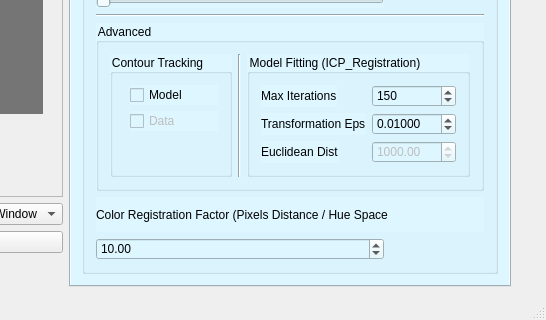
Above: ManyTrack/MultiTrack_SRC/multitrack.ui from biotracking/biotrack before the change; both pictures show x 676 to 1222 and y 496 to 816 of the 1222 by 816 pixel window. Below: the same form after it.
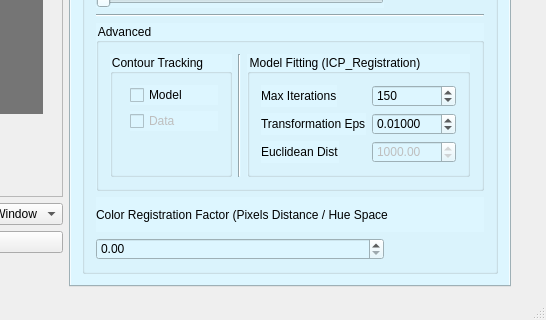
That is the form after the change. Icons and pictures are not drawn.

Commit message: --Fixed up --Fully demo-able to show how this manytrack can identify models from a folder of models --Works on real ants! --even works on very similar models but colors have different positions

```diff
--- a/ManyTrack/MultiTrack_SRC/multitrack.ui
+++ b/ManyTrack/MultiTrack_SRC/multitrack.ui
@@ -743,7 +743,7 @@
               <double>0.100000000000000</double>
              </property>
              <property name="value">
-              <double>10.000000000000000</double>
+              <double>0.000000000000000</double>
              </property>
             </widget>
            </item>
```
The commit also changes 2 other files.
